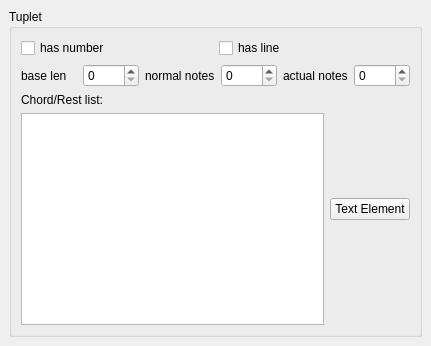
Old version of the form mscore/mscore/tuplet.ui in the repository musescore/musescore-old.
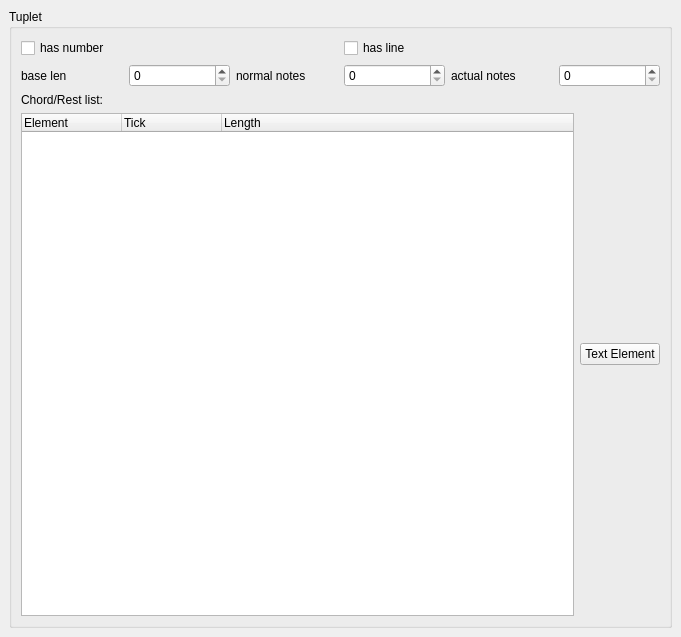
New version of the form.

Commit message: tuplet import fix, properties editor: tuplet extension

What changed in the file:
```diff
--- a/mscore/mscore/tuplet.ui
+++ b/mscore/mscore/tuplet.ui
@@ -5,8 +5,8 @@
    <rect>
     <x>0</x>
     <y>0</y>
-    <width>431</width>
-    <height>346</height>
+    <width>681</width>
+    <height>637</height>
    </rect>
   </property>
   <property name="windowTitle" >
@@ -133,7 +133,38 @@
        </widget>
       </item>
       <item row="3" column="0" >
-       <widget class="QListWidget" name="elements" />
+       <widget class="QTreeWidget" name="elements" >
+        <property name="indentation" >
+         <number>0</number>
+        </property>
+        <property name="rootIsDecorated" >
+         <bool>false</bool>
+        </property>
+        <property name="uniformRowHeights" >
+         <bool>true</bool>
+        </property>
+        <property name="itemsExpandable" >
+         <bool>false</bool>
+        </property>
+        <property name="allColumnsShowFocus" >
+         <bool>true</bool>
+        </property>
+        <column>
+         <property name="text" >
+          <string>Element</string>
+         </property>
+        </column>
+        <column>
+         <property name="text" >
+          <string>Tick</string>
+         </property>
+        </column>
+        <column>
+         <property name="text" >
+          <string>Length</string>
+         </property>
+        </column>
+       </widget>
       </item>
      </layout>
     </widget>
```
The commit also changes 3 other files.
